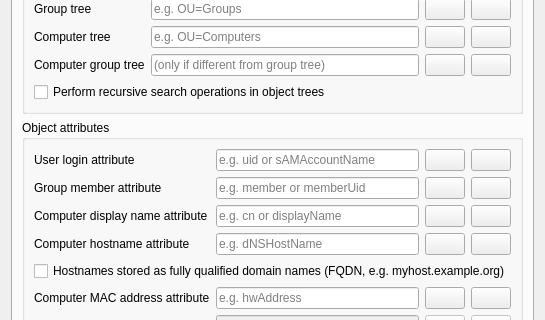
The window that plugins/ldap/common/LdapConfigurationPage.ui (veyon/veyon) describes before a commit, drawn with Qt 5; both pictures show x 0 to 545 and y 94 to 414 of the 545 by 524 pixel window.
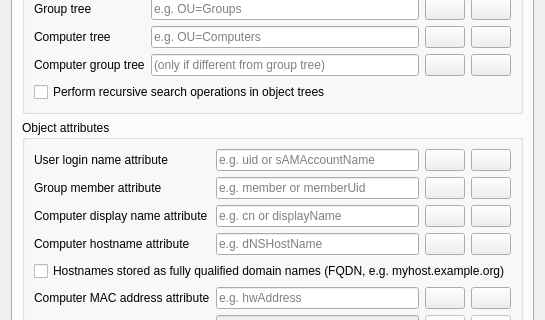
The same window after the commit. The open tabs and pages were chosen to show the change. Icons and pictures are not drawn.

Commit message: LDAP: rename user login to user login name

The edit to the form file:
```diff
--- a/plugins/ldap/common/LdapConfigurationPage.ui
+++ b/plugins/ldap/common/LdapConfigurationPage.ui
@@ -490,7 +490,7 @@
           <item row="0" column="0">
            <widget class="QLabel" name="userLoginAttributeLabel">
             <property name="text">
-             <string>User login attribute</string>
+             <string>User login name attribute</string>
             </property>
            </widget>
           </item>
```
Left out of the diff: 20 changed lines with no effect on the pictures. The commit also changes 6 other files.
